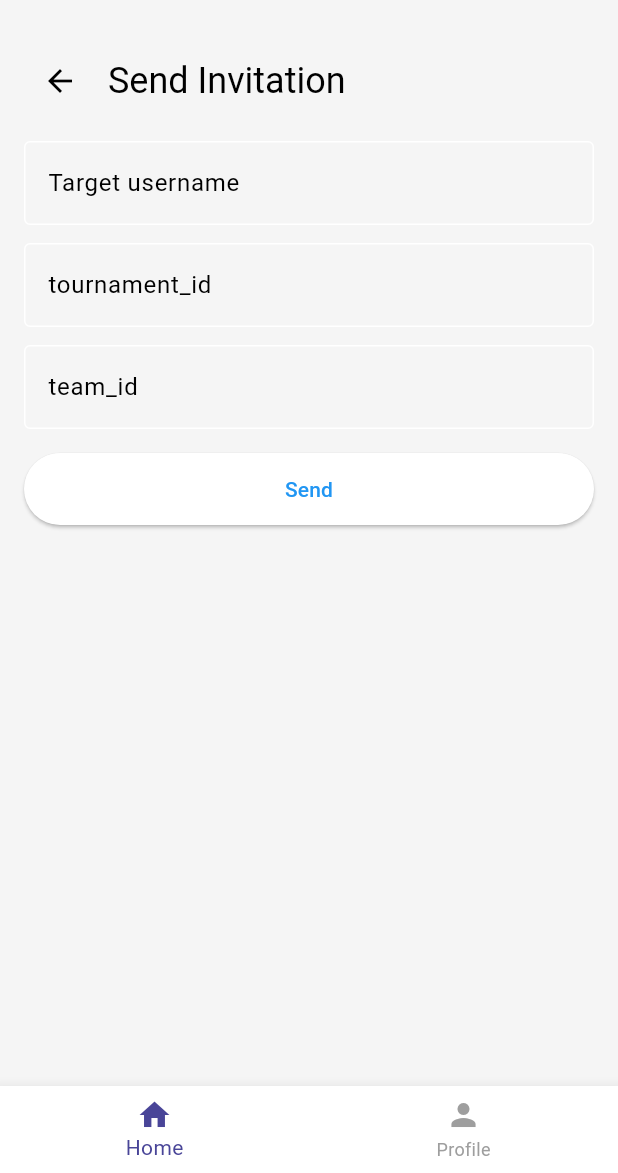
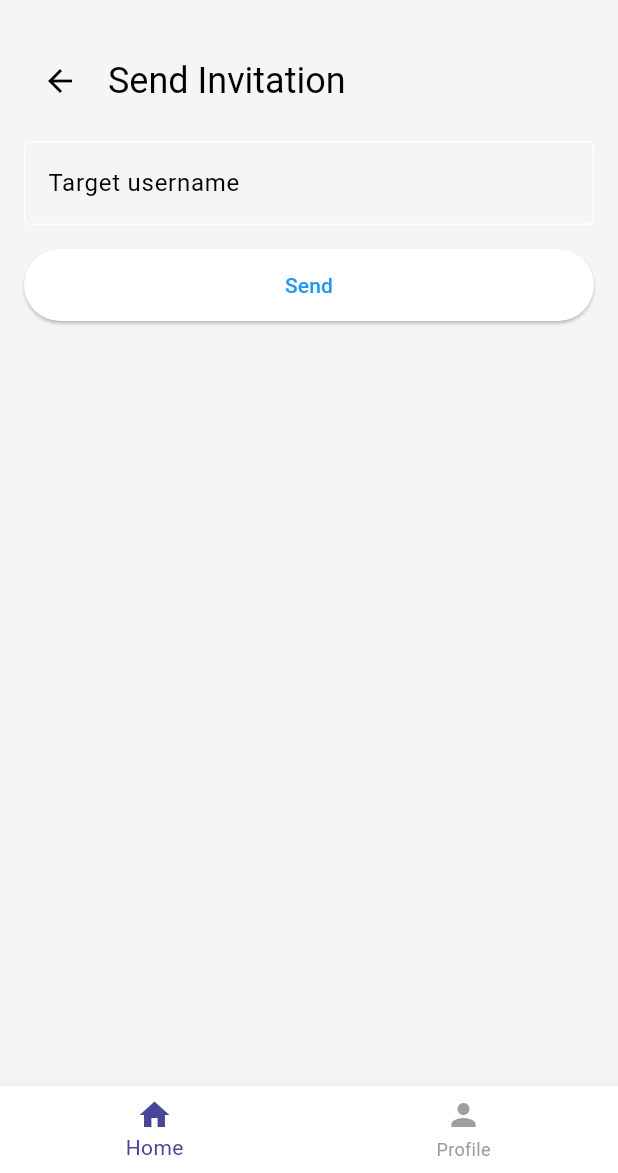
Before and after one commit to PBP-E11/TurnaPlay-Mobile, a Flutter app: the SendInviteFormScreen widget shown alone on an empty page, opened directly with empty values, on a phone screen of 412 x 824 dp, the part 63-1236 px from its top. Run offline on Flutter 3.47's test engine with Material 3 defaults, Android fonts, the phone set to English and light mode, and no system bars; our stand-ins replace shared_preferences; missing offline and left inert: pbp_django_auth; accounts and stored records are empty.

Commit message:
feat: wire send invite with team registration via constructor

```diff
--- a/lib/modules/tournament_invite/screens/send_invite_form.dart
+++ b/lib/modules/tournament_invite/screens/send_invite_form.dart
@@ -8,10 +8,14 @@ import 'package:turnaplay_mobile/widgets/base_screen.dart';
 
 class SendInviteFormScreen extends StatefulWidget {
   final String baseUrl;
+  final String tournamentId;
+  final String teamId;
 
   const SendInviteFormScreen({
     super.key,
     required this.baseUrl,
+    required this.tournamentId,
+    required this.teamId,
   });
 
   @override
@@ -22,16 +26,12 @@ class _SendInviteFormScreenState extends State<SendInviteFormScreen> {
   final _formKey = GlobalKey<FormState>();
 
   final _usernameController = TextEditingController();
-  final _tournamentIdController = TextEditingController();
-  final _teamIdController = TextEditingController();
 
   bool _submitting = false;
 
   @override
   void dispose() {
     _usernameController.dispose();
-    _tournamentIdController.dispose();
-    _teamIdController.dispose();
     super.dispose();
   }
 
@@ -50,9 +50,8 @@ class _SendInviteFormScreenState extends State<SendInviteFormScreen> {
       final request = context.read<CookieRequest>();
 
       final payload = <String, dynamic>{
-        "username": _usernameController.text.trim(),
-        "tournament_id": _tournamentIdController.text.trim(),
-        "team_id": _teamIdController.text.trim(),
+        "username_or_email": _usernameController.text.trim(),
+        "registration_id": widget.teamId,
       };
 
       final res = await request.postJson(
@@ -130,32 +129,6 @@ class _SendInviteFormScreenState extends State<SendInviteFormScreen> {
                   return null;
                 },
               ),
-              const SizedBox(height: 12),
-              TextFormField(
-                controller: _tournamentIdController,
-                decoration: const InputDecoration(
-                  labelText: "tournament_id",
-                  border: OutlineInputBorder(),
-                ),
-                validator: (v) {
-                  final s = (v ?? "").trim();
-                  if (s.isEmpty) return "tournament_id is required";
-                  return null;
-                },
-              ),
-              const SizedBox(height: 12),
-              TextFormField(
-                controller: _teamIdController,
-                decoration: const InputDecoration(
-                  labelText: "team_id",
-                  border: OutlineInputBorder(),
-                ),
-                validator: (v) {
-                  final s = (v ?? "").trim();
-                  if (s.isEmpty) return "team_id is required";
-                  return null;
-                },
-              ),
               const SizedBox(height: 16),
               SizedBox(
                 height: 48,
```
Also changed, not shown: lib/modules/tournament_registration/screens/view_team.dart (+7 -1 lines).
